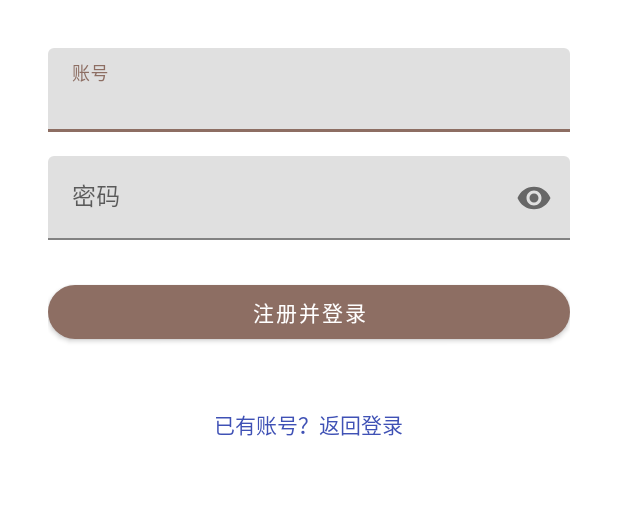
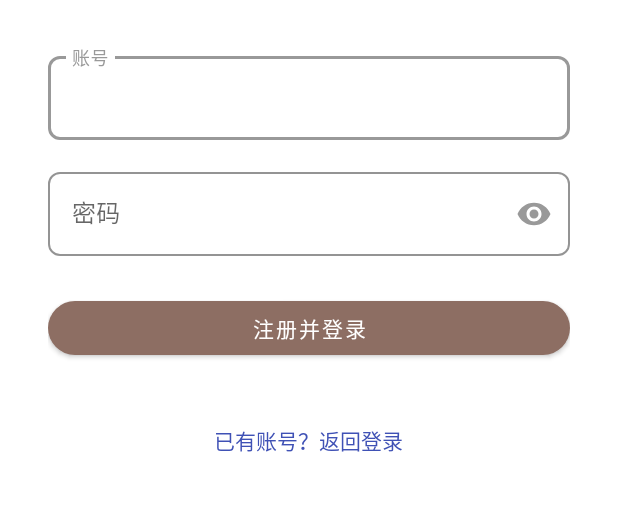
Before and after one commit to lzy200405/newsapp, an Android app: the RegisterActivity screen opened directly, with no data from a screen before it, on a phone screen of 412 x 824 dp, the part 342-853 px from its top. Run offline under Robolectric (Android 15) with nearby library versions, the phone set to English and light mode, and no system bars; network calls fail.

Commit message:
Update activity_register.xml
对注册界面进行修改,与登陆界面一直

```diff
--- a/app/src/main/res/layout/activity_register.xml
+++ b/app/src/main/res/layout/activity_register.xml
@@ -17,36 +17,58 @@
         android:layout_marginBottom="32dp"
         android:contentDescription="Logo" />
 
-    <!-- 用户名输入框 -->
+    <!-- 用户名输入框 - 样式与登录界面一致 -->
     <com.google.android.material.textfield.TextInputLayout
         android:id="@+id/etRegUsername"
         android:layout_width="match_parent"
         android:layout_height="wrap_content"
         android:layout_marginBottom="16dp"
-        android:hint="账号">
+        app:hintTextColor="#999999"
+        app:boxStrokeColor="#999999"
+        app:boxCornerRadiusTopStart="8dp"
+        app:boxCornerRadiusTopEnd="8dp"
+        app:boxCornerRadiusBottomStart="8dp"
+        app:boxCornerRadiusBottomEnd="8dp"
+        style="@style/Widget.MaterialComponents.TextInputLayout.OutlinedBox">
 
         <com.google.android.material.textfield.TextInputEditText
             android:id="@+id/etUsername"
             android:layout_width="match_parent"
             android:layout_height="56dp"
-            android:inputType="text" />
+            android:hint="账号"
+            android:inputType="text"
+            android:textColor="@color/text_color"
+            android:textSize="16sp"
+            android:paddingStart="16dp"/>
     </com.google.android.material.textfield.TextInputLayout>
 
-    <!-- 密码输入框 -->
+    <!-- 密码输入框 - 样式与登录界面一致 -->
     <com.google.android.material.textfield.TextInputLayout
         android:id="@+id/etRegPassword"
         android:layout_width="match_parent"
         android:layout_height="wrap_content"
         android:layout_marginBottom="24dp"
-        android:hint="密码"
-        app:passwordToggleEnabled="true">
+        app:hintTextColor="#999999"
+        app:boxStrokeColor="#999999"
+        app:boxCornerRadiusTopStart="8dp"
+        app:boxCornerRadiusTopEnd="8dp"
+        app:boxCornerRadiusBottomStart="8dp"
+        app:boxCornerRadiusBottomEnd="8dp"
+        app:passwordToggleEnabled="true"
+        app:passwordToggleTint="#999999"
+        style="@style/Widget.MaterialComponents.TextInputLayout.OutlinedBox">
 
         <com.google.android.material.textfield.TextInputEditText
             android:id="@+id/etPassword"
             android:layout_width="match_parent"
             android:layout_height="56dp"
-            android:inputType="textPassword" />
+            android:hint="密码"
+            android:inputType="textPassword"
+            android:textColor="@color/text_color"
+            android:textSize="16sp"
+            android:paddingStart="16dp"/>
     </com.google.android.material.textfield.TextInputLayout>
+
 
     <!-- 注册按钮 -->
     <com.google.android.material.button.MaterialButton
```
